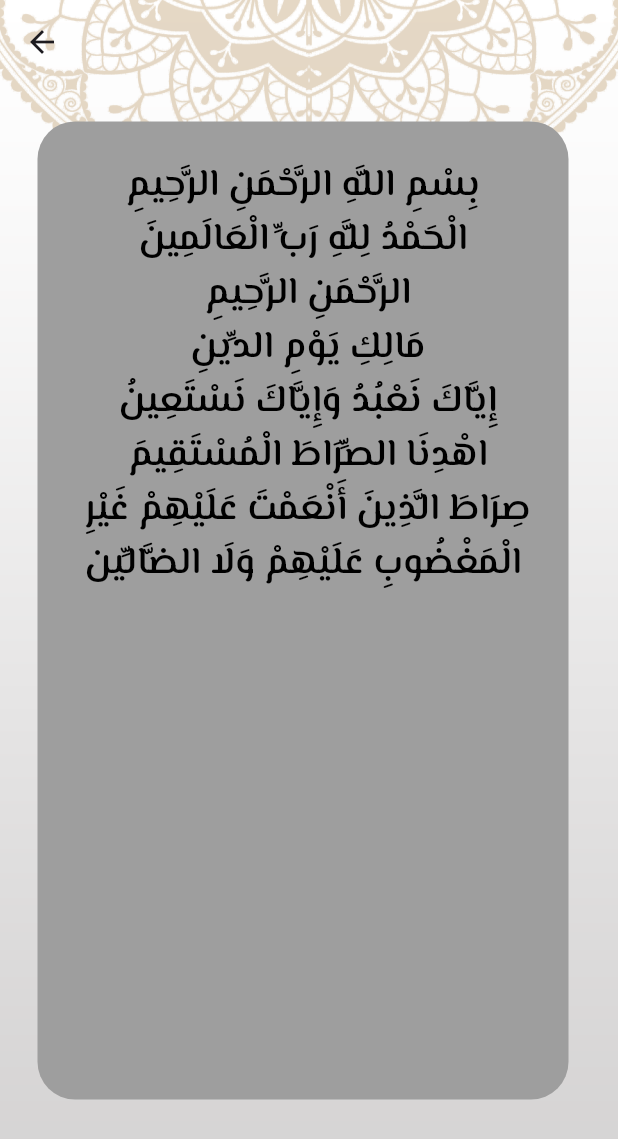
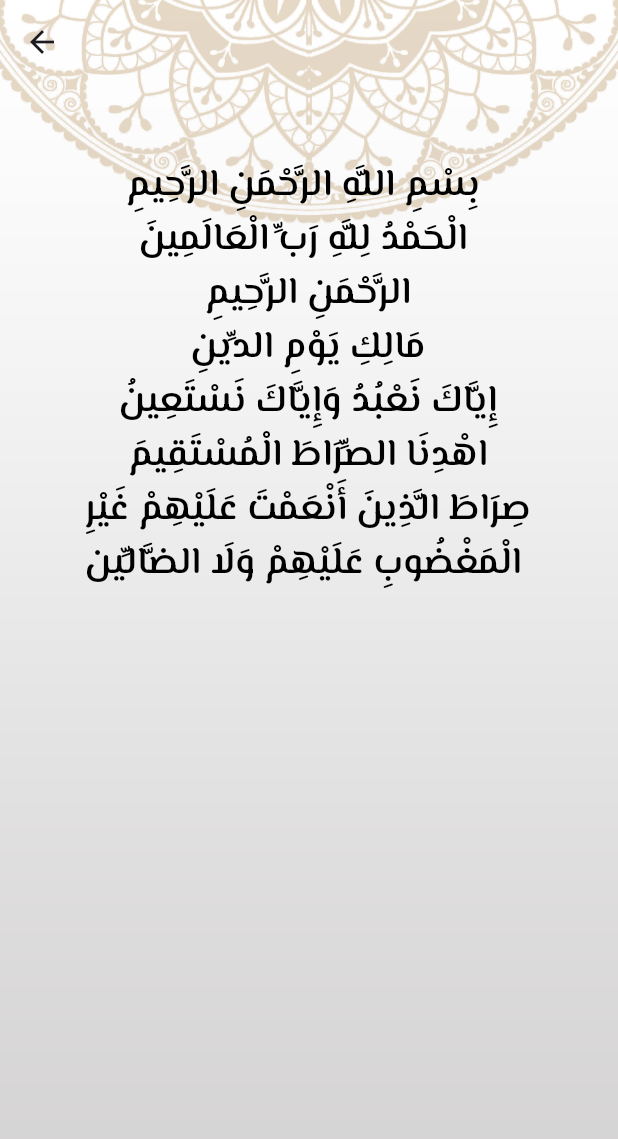
Before and after one commit to GergesFaiz/islami, a Flutter app: the SuraDetails screen opened directly with empty values, on a phone screen of 412 x 824 dp. Shown: the top 1139 px of the screen. Run offline on Flutter 3.47's test engine with Material 3 defaults, Android fonts, the phone set to English and light mode, and no system bars; our stand-ins replace google_fonts.

Commit message:
last version

```diff
--- a/lib/hadeth_details/hadeth_details.dart
+++ b/lib/hadeth_details/hadeth_details.dart
@@ -22,18 +22,18 @@ class HadethDetails extends StatelessWidget {
         ),
       ),
       child: Scaffold(
-        appBar: AppBar(title: Text(model.title)),
+        appBar: AppBar(title: Text(model.title,style: TextStyle(color: provider.getColorText(Colors.cyan)),)),
         body: Center(
           child: Container(
             padding: EdgeInsets.all(25),
             decoration: BoxDecoration(
-              color: Colors.grey,
+              color: Colors.transparent,
               borderRadius: BorderRadius.circular(25),
             ),
             height: MediaQuery.of(context).size.height * .7,
             child: ListView.builder(
               itemBuilder: (context, index) {
-                return Text(model.content[index], textAlign: TextAlign.center);
+                return Text(model.content[index], textAlign: TextAlign.center,style: TextStyle(color: provider.getColorText(Colors.cyan)),);
               },
               itemCount: model.content.length,
             ),
--- a/lib/providers/my_provider.dart
+++ b/lib/providers/my_provider.dart
@@ -19,5 +19,23 @@ class MyProvider extends ChangeNotifier {
     }else{
       return "assets/images/home_dark_background.png";
     }
+
+  }
+  Color getColor(Color coo){
+    if(themeMode==ThemeMode.light){
+      return Color(0xFFB7935F);
+
+    }else{
+      return Colors.yellow;
+    }
+
+  }Color getColorText(Color coo){
+    if(themeMode==ThemeMode.light){
+      return Colors.black;
+
+    }else{
+      return Colors.yellow;
+    }
+
   }
 }
--- a/lib/sura_details/sura_details.dart
+++ b/lib/sura_details/sura_details.dart
@@ -15,17 +15,17 @@ class SuraDetails extends StatelessWidget {
 
   @override
   Widget build(BuildContext context) {
-    var provider=Provider.of<MyProvider>(context);
+    var provider = Provider.of<MyProvider>(context);
     var model = ModalRoute.of(context)!.settings.arguments as SuraModel;
 
     return ChangeNotifierProvider<SuraDetailsProvider>(
       create: (context) => SuraDetailsProvider()..loadFile(model.index),
       builder: (context, child) {
         var suraProvider = Provider.of<SuraDetailsProvider>(context);
-       // suraProvider.loadFile(model.index);
-       //  if (suraProvider.verses.isEmpty) {
-       //    suraProvider.loadFile(model.index);
-       //  }
+        // suraProvider.loadFile(model.index);
+        //  if (suraProvider.verses.isEmpty) {
+        //    suraProvider.loadFile(model.index);
+        //  }
         return Container(
           decoration: BoxDecoration(
             image: DecorationImage(
@@ -34,7 +34,12 @@ class SuraDetails extends StatelessWidget {
             ),
           ),
           child: Scaffold(
-            appBar: AppBar(title: Text(model.name)),
+            appBar: AppBar(
+              title: Text(
+                model.name,
+                style: TextStyle(color: provider.getColorText(Colors.cyan)),
+              ),
+            ),
             body: Padding(
               padding: const EdgeInsets.all(25),
               child: Container(
@@ -42,13 +47,19 @@ class SuraDetails extends StatelessWidget {
                 height: 652,
                 width: 354,
                 decoration: BoxDecoration(
-                  color: Colors.grey,
+                  color: Colors.transparent,
                   shape: BoxShape.rectangle,
                   borderRadius: BorderRadius.circular(25),
                 ),
                 child: ListView.builder(
                   itemBuilder: (context, index) {
-                    return Text(suraProvider.verses[index], textAlign: TextAlign.center);
+                    return Text(
+                      suraProvider.verses[index],
+                      textAlign: TextAlign.center,
+                      style: TextStyle(
+                        color: provider.getColorText(Colors.cyan),
+                      ),
+                    );
                   },
                   itemCount: suraProvider.verses.length,
                 ),
```
Also changed, not shown: lib/home/tabs/sebha_tab.dart (+7 -3 lines).
